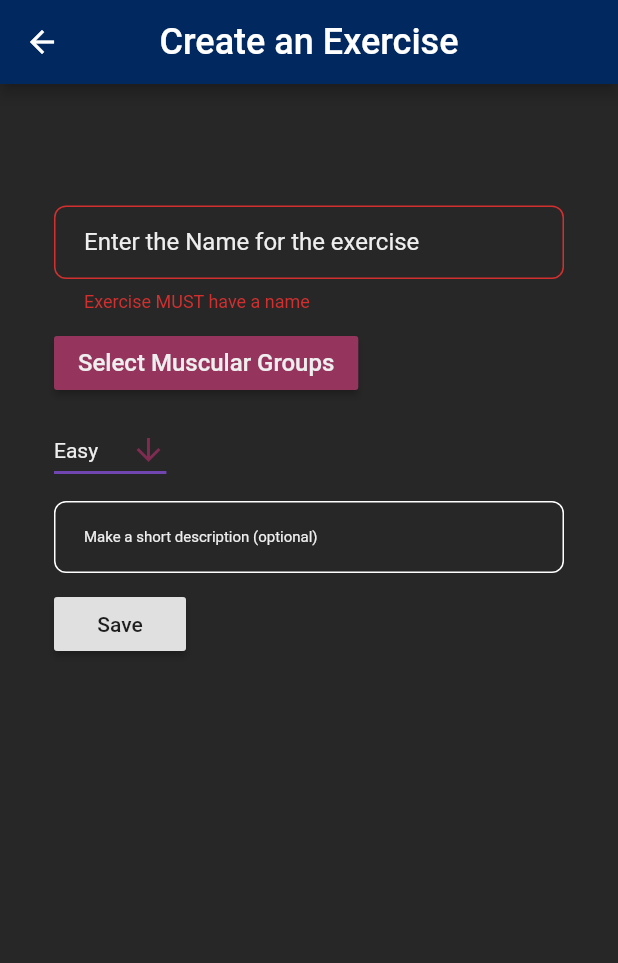
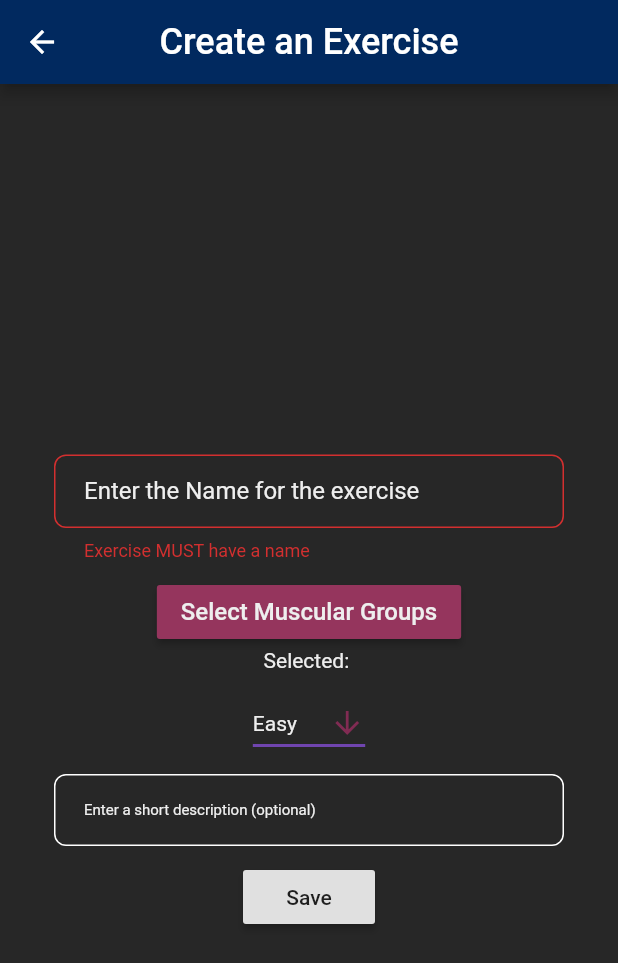
Before and after one commit to marc-doblefilo/feeltheburn-frontend, a Flutter app: the CreateExerciseScreen screen opened directly, after a tap on "Save", on a phone screen of 412 x 824 dp. Shown: the top 963 px of the screen. Run offline on Flutter 3.47's test engine with Material 2 defaults, Android fonts, the phone set to English and light mode, and no system bars; Roboto replaces fonts that are missing (Cairo).

Commit message:
Fixed Create Exercise Page

```diff
--- a/lib/ui/pages/create-exercise.page.dart
+++ b/lib/ui/pages/create-exercise.page.dart
@@ -3,7 +3,6 @@ import 'package:flutter/material.dart';
 import 'package:feeltheburn/ui/widget/app-bar.widget.dart';
 import 'package:feeltheburn/util/colors.dart';
 import 'package:feeltheburn/services/exercise.services.dart';
-
 
 class CreateExerciseScreen extends StatefulWidget {
   @override
@@ -29,9 +28,9 @@ class _CreateExerciseScreenState extends State<CreateExerciseScreen> {
     "Lumbar",
     "Obliques"
   ];
-  final List<String> selectedMuscularGroups = [];
+  List<String> selectedMuscularGroups = [];
 
-  String difficulty = "Easy";
+  String selectedDifficulty = "Easy";
 
   _showReportDialog() {
     showDialog(
@@ -40,7 +39,12 @@ class _CreateExerciseScreenState extends State<CreateExerciseScreen> {
           //Here we will build the content of the dialog
           return AlertDialog(
             title: Text("Select Muscular Groups"),
-            content: MultiSelectChip(muscularGroups),
+            content: MultiSelectChip(muscularGroups,
+                onSelectionChanged: (selectedList) {
+              setState(() {
+                selectedMuscularGroups = selectedList;
+              });
+            }),
             actions: <Widget>[
               FlatButton(
                 child: Text("Select"),
@@ -53,7 +57,7 @@ class _CreateExerciseScreenState extends State<CreateExerciseScreen> {
 
   final _nameController = TextEditingController();
   final _descriptionController = TextEditingController();
-  bool _validateName = false;
+  bool _validateNameEmpty = false;
 
   @override
   void dispose() {
@@ -70,7 +74,7 @@ class _CreateExerciseScreenState extends State<CreateExerciseScreen> {
       decoration: InputDecoration(
         contentPadding: EdgeInsets.fromLTRB(20.0, 15.0, 20.0, 15.0),
         labelText: "Enter the Name for the exercise",
-        errorText: _validateName ? "Exercise MUST have a name" : null,
+        errorText: _validateNameEmpty ? "Exercise MUST have a name" : null,
         labelStyle: TextStyle(
           fontSize: 16.0,
           color: TextColor,
@@ -88,11 +92,12 @@ class _CreateExerciseScreenState extends State<CreateExerciseScreen> {
     );
 
     final descriptionField = TextField(
+      controller: _descriptionController,
       obscureText: false,
       decoration: InputDecoration(
         contentPadding: EdgeInsets.fromLTRB(20.0, 15.0, 20.0, 15.0),
-        hintText: "Make a short description (optional)",
-        hintStyle: TextStyle(
+        labelText: "Enter a short description (optional)",
+        labelStyle: TextStyle(
           fontSize: 10.0,
           color: TextColor,
         ),
@@ -108,7 +113,9 @@ class _CreateExerciseScreenState extends State<CreateExerciseScreen> {
       ),
     );
 
-    final muscularGroupsField = RaisedButton(
+    final muscularGroupsField = Column(
+      children: <Widget>[
+        RaisedButton(
           child: Text(
             "Select Muscular Groups",
             style: TextStyle(
@@ -118,10 +125,19 @@ class _CreateExerciseScreenState extends State<CreateExerciseScreen> {
           ),
           color: ButtonBackgroundColor,
           onPressed: () => _showReportDialog(),
+        ),
+        Text(
+          "Selected: " + selectedMuscularGroups.join(", "),
+          style: TextStyle(
+            fontSize: 14.0,
+            color: TextColor,
+          ),
+        ),
+      ],
     );
 
     final levelField = DropdownButton(
-      value: difficulty,
+      value: selectedDifficulty,
       style: TextStyle(
         color: TextColor,
         fontSize: 14.0,
@@ -135,10 +151,11 @@ class _CreateExerciseScreenState extends State<CreateExerciseScreen> {
       dropdownColor: ButtonBackgroundColor,
       onChanged: (String newValue) {
         setState(() {
-          difficulty = newValue;
+          selectedDifficulty = newValue;
         });
       },
-      items: <String>['Easy', 'Medium', 'Hard'].map<DropdownMenuItem<String>>((String value) {
+      items: <String>['Easy', 'Medium', 'Hard']
+          .map<DropdownMenuItem<String>>((String value) {
         return DropdownMenuItem<String>(
           value: value,
           child: Text(value),
@@ -153,8 +170,9 @@ class _CreateExerciseScreenState extends State<CreateExerciseScreen> {
           color: BackgroundColor,
           child: Padding(
             padding: const EdgeInsets.all(36.0),
+            child: SingleChildScrollView(
               child: Column(
-              crossAxisAlignment: CrossAxisAlignment.start,
+                crossAxisAlignment: CrossAxisAlignment.center,
                 mainAxisAlignment: MainAxisAlignment.start,
                 children: <Widget>[
                   SizedBox(height: 45.0),
@@ -170,7 +188,15 @@ class _CreateExerciseScreenState extends State<CreateExerciseScreen> {
                     child: Text("Save"),
                     onPressed: () {
                       setState(() {
-                      _nameController.text.isEmpty ? _validateName = true : _validateName = false;
+                        _nameController.text.isEmpty
+                            ? _validateNameEmpty = true
+                            : _validateNameEmpty = false;
+                        if(_validateNameEmpty != true) {
+                          print(_nameController.text);
+                          print(selectedDifficulty);
+                          print(selectedMuscularGroups.join("; "));
+                          print(_descriptionController.text);
+                        }
                       });
                     },
                   ),
@@ -179,6 +205,7 @@ class _CreateExerciseScreenState extends State<CreateExerciseScreen> {
             ),
           ),
         ),
+      ),
     );
   }
 }
--- a/lib/ui/widget/multi-select-chip.widget.dart
+++ b/lib/ui/widget/multi-select-chip.widget.dart
@@ -2,8 +2,9 @@ import 'package:flutter/material.dart';
 
 class MultiSelectChip extends StatefulWidget {
   final List<String> reportList;
+  final Function(List<String>) onSelectionChanged;
 
-  MultiSelectChip(this.reportList);
+  MultiSelectChip(this.reportList, {this.onSelectionChanged});
 
   @override
   _MultiSelectChipState createState() => _MultiSelectChipState();
@@ -26,6 +27,7 @@ class _MultiSelectChipState extends State<MultiSelectChip> {
               selectedChoices.contains(item)
                   ? selectedChoices.remove(item)
                   : selectedChoices.add(item);
+              widget.onSelectionChanged(selectedChoices);
             });
           },
         ),
```
Also changed, not shown: lib/ui/widget/exercise-box.widget.dart (+2 -9 lines). Lines whose indentation alone changed are shown as unchanged.
